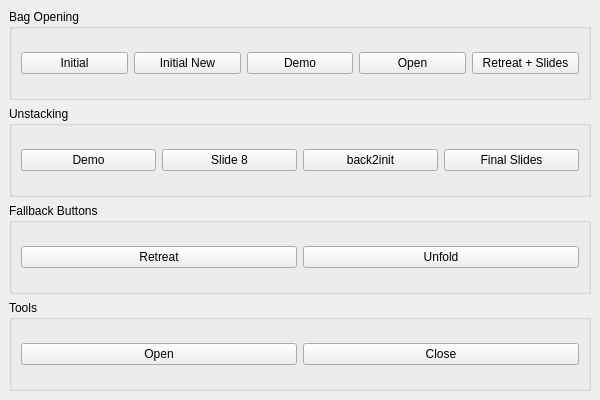
First picture: the form in softenable_display/resource/main_window.ui, repository llach/softenable-ui, before the edit.
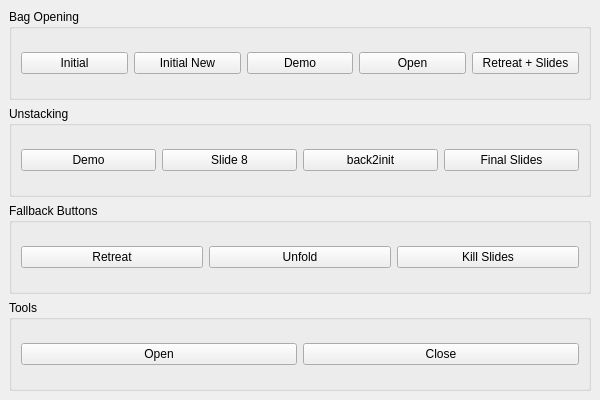
Second picture: the form after the edit.

Commit message: implement killswitch button; add it to gui

Patch:
```diff
--- a/softenable_display/resource/main_window.ui
+++ b/softenable_display/resource/main_window.ui
@@ -56,6 +56,7 @@
       <layout class="QHBoxLayout" name="horizontalLayout3">
        <item><widget class="QPushButton" name="btnFallbackRetreat"><property name="text"><string>Retreat</string></property></widget></item>
        <item><widget class="QPushButton" name="btnUnfold"><property name="text"><string>Unfold</string></property></widget></item>
+       <item><widget class="QPushButton" name="btnKillSlides"><property name="text"><string>Kill Slides</string></property></widget></item>
       </layout>
      </widget>
     </item>
```
The commit also changes 2 other files.
